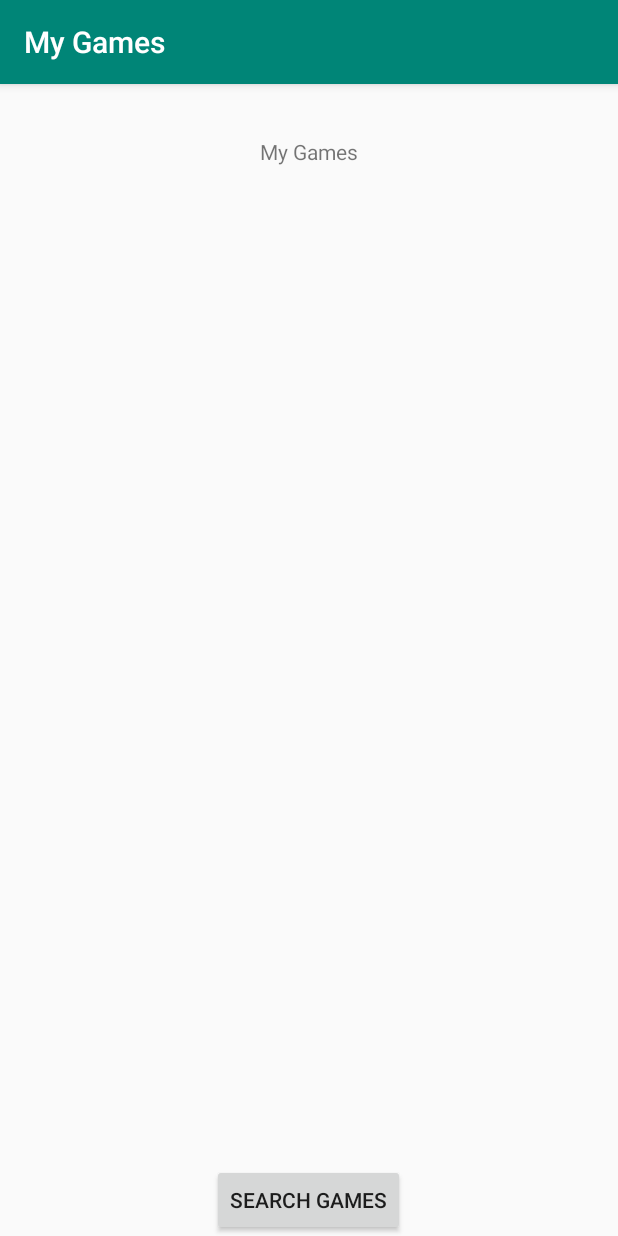
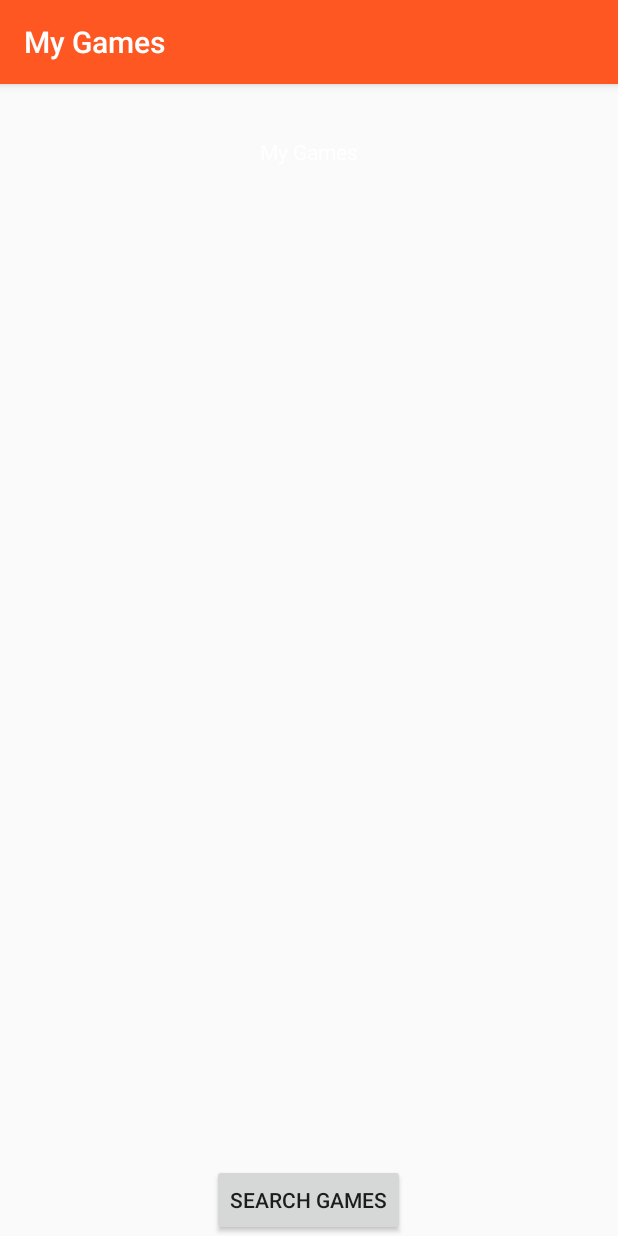
Before and after one commit to dutdavid/MyGames, an Android app: the screen it shows after launch (MainActivity), on a phone screen of 412 x 824 dp. Run offline under Robolectric (Android 15) with nearby library versions, the phone set to English and light mode, and no system bars.

Commit message:
games navbar

```diff
--- a/app/src/main/res/layout/activity_main.xml
+++ b/app/src/main/res/layout/activity_main.xml
@@ -12,7 +12,7 @@
         android:layout_alignParentTop="true"
         android:layout_centerHorizontal="true"
         android:layout_marginTop="35dp"
-        android:id="@+id/textView" />
+        android:textColor="@color/colorTextIcons" />
 
     <Button
         android:layout_width="wrap_content"
--- a/app/src/main/res/values/colors.xml
+++ b/app/src/main/res/values/colors.xml
@@ -1,6 +1,11 @@
 <?xml version="1.0" encoding="utf-8"?>
 <resources>
-    <color name="colorPrimary">#008577</color>
-    <color name="colorPrimaryDark">#00574B</color>
-    <color name="colorAccent">#D81B60</color>
+    <color name="colorPrimary">#FF5722</color>
+    <color name="colorPrimaryDark">#E64A19</color>
+    <color name="colorPrimaryLight">#FFCCBC</color>
+    <color name="colorTextIcons">#FFFFFF</color>
+    <color name="colorAccent">#009688</color>
+    <color name="colorPrimaryText">#212121</color>
+    <color name="colorSecondaryText">#727272</color>
+    <color name="colorDivider">#B6B6B6</color>
 </resources>
```
